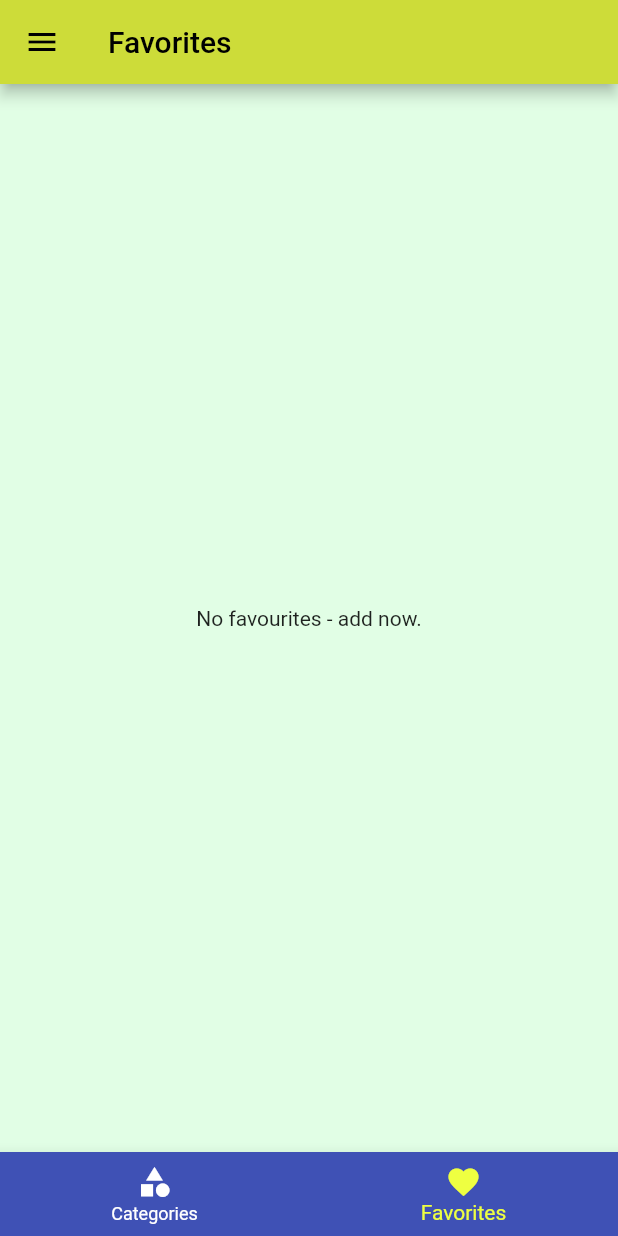
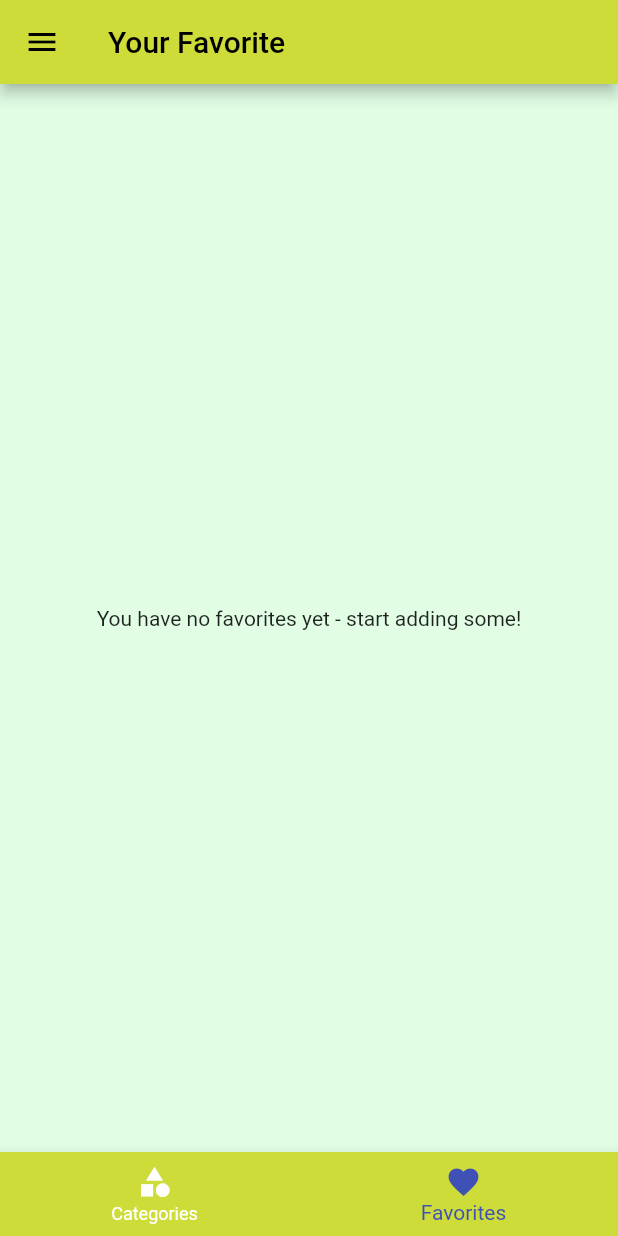
Before and after one commit to cjchika/swift_meal, a Flutter app: the screen it shows after launch, item 2 of the bottom bar chosen, on a phone screen of 412 x 824 dp. Run offline on Flutter 3.47's test engine with Material 2 defaults, Android fonts, the phone set to English and light mode, and no system bars.

Commit message:
Improving UI/UX

```diff
--- a/lib/main.dart
+++ b/lib/main.dart
@@ -61,6 +61,10 @@ class _MyAppState extends State<MyApp> {
     }
   }
 
+  bool _isMealFavorite(String id) {
+    return _favouriteMeals.any((meal) => meal.id == id);
+  }
+
   @override
   Widget build(BuildContext context) {
     return MaterialApp(
@@ -86,7 +90,8 @@ class _MyAppState extends State<MyApp> {
         '/': (ctx) => TabsScreen(_favouriteMeals),
         CategoryMealsScreen.routeName: (ctx) =>
             CategoryMealsScreen(_availableMeals),
-        MealDetailScreen.routeName: (ctx) => MealDetailScreen(),
+        MealDetailScreen.routeName: (ctx) =>
+            MealDetailScreen(_toggleFavourite, _isMealFavorite),
         FiltersScreen.routeName: (ctx) => FiltersScreen(_filters, _setFilters),
       },
     );
--- a/lib/screens/favourite_screen.dart
+++ b/lib/screens/favourite_screen.dart
@@ -1,15 +1,33 @@
 import 'package:flutter/material.dart';
+
 import '../models/meal.dart';
+import '../widgets/meal_item.dart';
 
-class FavouritesScreen extends StatelessWidget {
-  final List<Meal> favouriteMeals;
+class FavoritesScreen extends StatelessWidget {
+  final List<Meal> favoriteMeals;
 
-  FavouritesScreen(this.favouriteMeals);
+  FavoritesScreen(this.favoriteMeals);
 
   @override
   Widget build(BuildContext context) {
-    return Center(
-      child: Text('No favourites - add now.'),
-    );
+    if (favoriteMeals.isEmpty) {
+      return Center(
+        child: Text('You have no favorites yet - start adding some!'),
+      );
+    } else {
+      return ListView.builder(
+        itemBuilder: (ctx, index) {
+          return MealItem(
+            id: favoriteMeals[index].id,
+            title: favoriteMeals[index].title,
+            imageUrl: favoriteMeals[index].imageUrl,
+            duration: favoriteMeals[index].duration,
+            affordability: favoriteMeals[index].affordability,
+            complexity: favoriteMeals[index].complexity,
+          );
+        },
+        itemCount: favoriteMeals.length,
+      );
+    }
   }
 }
--- a/lib/screens/tabs_screen.dart
+++ b/lib/screens/tabs_screen.dart
@@ -1,21 +1,21 @@
 import 'package:flutter/material.dart';
+
+import '../widgets/main_drawer.dart';
 import './favourite_screen.dart';
 import './categories_screen.dart';
-import '../widgets/main_drawer.dart';
 import '../models/meal.dart';
 
 class TabsScreen extends StatefulWidget {
-  final List<Meal> favouriteMeals;
+  final List<Meal> favoriteMeals;
 
-  TabsScreen(this.favouriteMeals);
+  TabsScreen(this.favoriteMeals);
 
   @override
-  State<TabsScreen> createState() => _TabsScreenState();
+  _TabsScreenState createState() => _TabsScreenState();
 }
 
 class _TabsScreenState extends State<TabsScreen> {
   List<Map<String, Object>> _pages;
-
   int _selectedPageIndex = 0;
 
   @override
@@ -26,8 +26,8 @@ class _TabsScreenState extends State<TabsScreen> {
         'title': 'Categories',
       },
       {
-        'page': FavouritesScreen(widget.favouriteMeals),
-        'title': 'Favorites',
+        'page': FavoritesScreen(widget.favoriteMeals),
+        'title': 'Your Favorite',
       },
     ];
     super.initState();
@@ -49,16 +49,19 @@ class _TabsScreenState extends State<TabsScreen> {
       body: _pages[_selectedPageIndex]['page'],
       bottomNavigationBar: BottomNavigationBar(
         onTap: _selectPage,
-        backgroundColor: Colors.indigo,
+        backgroundColor: Theme.of(context).primaryColor,
         unselectedItemColor: Colors.white,
-        selectedItemColor: Colors.limeAccent,
+        selectedItemColor: Theme.of(context).accentColor,
         currentIndex: _selectedPageIndex,
+        // type: BottomNavigationBarType.fixed,
         items: [
           BottomNavigationBarItem(
+            backgroundColor: Theme.of(context).primaryColor,
             icon: Icon(Icons.category),
             label: 'Categories',
           ),
           BottomNavigationBarItem(
+            backgroundColor: Theme.of(context).primaryColor,
             icon: Icon(Icons.favorite),
             label: 'Favorites',
           ),
```
Also changed, not shown: lib/screens/category_meals_screen.dart (+6 -2 lines), lib/screens/meal_detail_screen.dart (+18 -20 lines).
